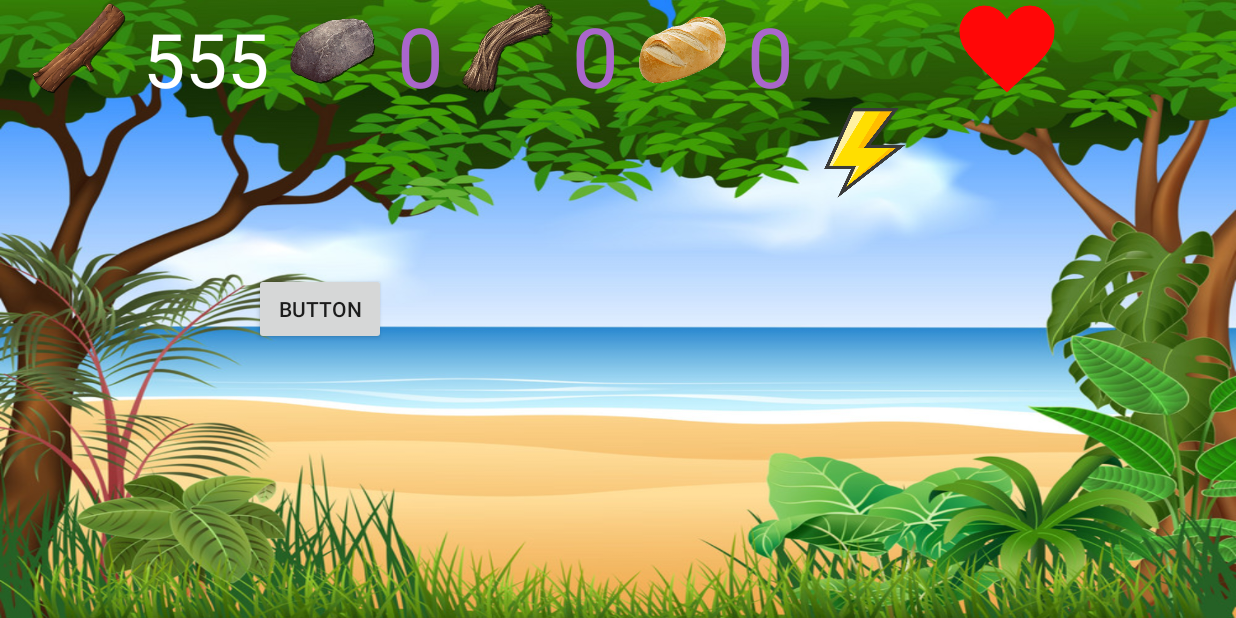
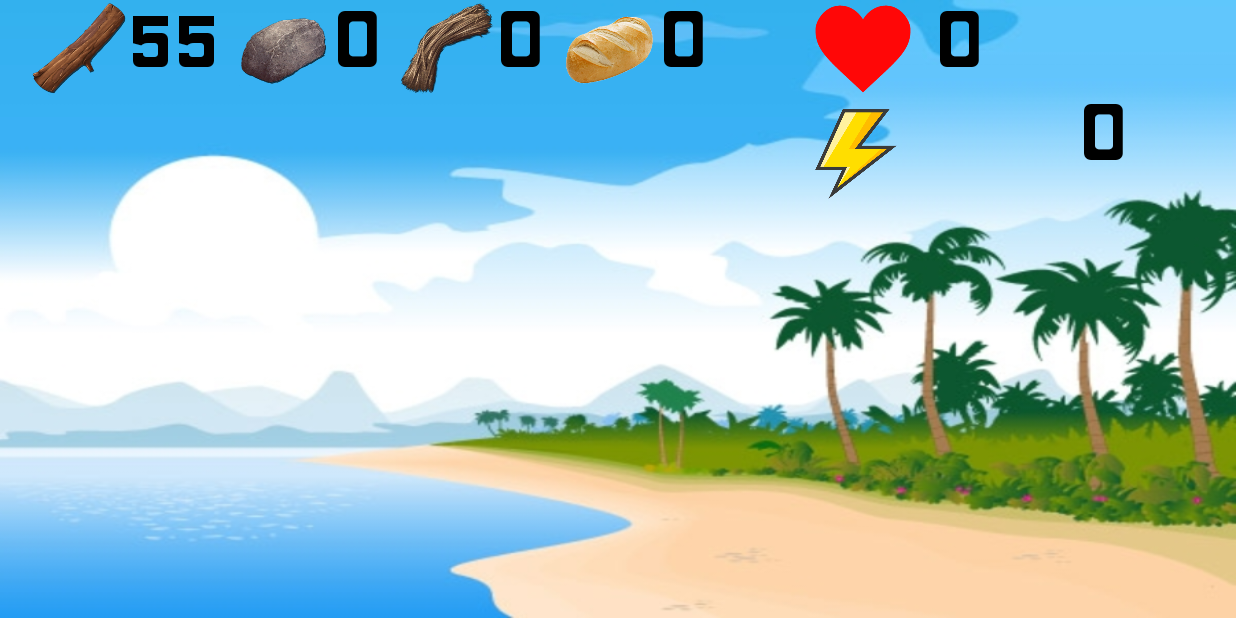
Before and after one commit to luckyluckycool/Island-Survival-Simulator, an Android app: the PlayActivity screen opened directly, with no data from a screen before it, on a phone screen of 824 x 412 dp (held sideways). Run offline under Robolectric (Android 15) with nearby library versions, the phone set to English and light mode, and no system bars.

Commit message:
design = 0.000000075% done

```diff
--- a/myGame/app/src/main/java/luckycoolgames/mygame/PlayActivity.java
+++ b/myGame/app/src/main/java/luckycoolgames/mygame/PlayActivity.java
@@ -20,7 +20,7 @@ public class PlayActivity extends AppCompatActivity {
     protected void onCreate(Bundle savedInstanceState) {
         super.onCreate(savedInstanceState);
         setContentView(R.layout.activity_play);
-        button = findViewById(R.id.button);
+
         wood_text =findViewById(R.id.wood_text);
         stone_text = findViewById(R.id.stone_text);
         fiber_text = findViewById(R.id.fiber_text);
@@ -33,13 +33,6 @@ public class PlayActivity extends AppCompatActivity {
         final Health  health = new Health();
         final Stamina stamina = new Stamina();
 
-button.setOnClickListener(new View.OnClickListener() {
-    @Override
-    public void onClick(View view) {
-        wood.add(55);
-        wood_text.setText(String.valueOf(wood.getWood()));
-    }
-});
 
     }
 }
--- a/myGame/app/src/main/res/layout/activity_main.xml
+++ b/myGame/app/src/main/res/layout/activity_main.xml
@@ -2,24 +2,24 @@
 <RelativeLayout xmlns:android="http://schemas.android.com/apk/res/android"
     android:layout_width="match_parent"
     android:layout_height="match_parent"
-    android:background="@drawable/bg_main"
+    android:background="@drawable/mb_main"
 android:id="@+id/activity_main"
     >
 
     <TextView
 
         android:id="@+id/new_game_button"
-        style="@style/ShadowEffect"
         android:layout_width="match_parent"
         android:layout_height="wrap_content"
         android:layout_alignParentStart="true"
         android:layout_alignParentTop="true"
         android:layout_marginStart="0dp"
-        android:layout_marginTop="38dp"
+        android:layout_marginTop="8dp"
+        android:fontFamily="@font/skulls"
         android:gravity="center_horizontal"
         android:text="New Game"
-        android:textSize="115dp"
-        />
+        android:textColor="#FFF"
+        android:textSize="115dp" />
 
 
 
--- a/myGame/app/src/main/res/layout/activity_play.xml
+++ b/myGame/app/src/main/res/layout/activity_play.xml
@@ -3,8 +3,9 @@
     xmlns:tools="http://schemas.android.com/tools"
     android:layout_width="match_parent"
     android:layout_height="match_parent"
-    android:background="@drawable/bg_play"
+    android:background="@drawable/mb_play"
     tools:context=".PlayActivity">
+
 <LinearLayout
     android:layout_width="match_parent"
     android:layout_height="wrap_content"
@@ -20,9 +21,10 @@ android:layout_marginStart="10dp"
         android:id="@+id/wood_text"
         android:layout_width="wrap_content"
         android:layout_height="wrap_content"
-        android:layout_marginStart="10dp"
-        android:text="555"
-        android:textColor="#FFF"
+
+        android:fontFamily="@font/carre"
+        android:text="55"
+        android:textColor="#000"
         android:textSize="50dp" />
     <ImageView
         android:layout_width="65dp"
@@ -30,12 +32,12 @@ android:layout_marginStart="10dp"
         android:layout_marginStart="10dp"
         android:background="@drawable/stone_icon" />
     <TextView
+        android:fontFamily="@font/carre"
         android:id="@+id/stone_text"
         android:layout_width="wrap_content"
         android:layout_height="wrap_content"
-        android:layout_marginStart="10dp"
         android:text="0"
-        android:textColor="@android:color/holo_purple"
+        android:textColor="#000"
         android:textSize="55dp" />
 
     <ImageView
@@ -45,12 +47,12 @@ android:layout_marginStart="10dp"
         android:background="@drawable/fiber_icon" />
 
     <TextView
+        android:fontFamily="@font/carre"
         android:id="@+id/fiber_text"
         android:layout_width="wrap_content"
         android:layout_height="wrap_content"
-        android:layout_marginStart="10dp"
         android:text="0"
-        android:textColor="@android:color/holo_purple"
+        android:textColor="#000"
         android:textSize="55dp" />
 
     <ImageView
@@ -60,45 +62,60 @@ android:layout_marginStart="10dp"
         android:background="@drawable/food_icon" />
 
     <TextView
+        android:fontFamily="@font/carre"
         android:id="@+id/food_text"
         android:layout_width="wrap_content"
         android:layout_height="wrap_content"
-        android:layout_marginStart="10dp"
         android:text="0"
-        android:textColor="@android:color/holo_purple"
+        android:layout_marginEnd="70dp"
+        android:textColor="#000"
         android:textSize="55dp" />
 
 
 
 
+    <ImageView
+        android:layout_width="65dp"
+        android:layout_height="65dp"
 
+        android:background="@drawable/health_icon" />
+
+    <TextView
+        android:layout_width="wrap_content"
+        android:layout_height="wrap_content"
+        android:layout_marginStart="15dp"
+
+        android:fontFamily="@font/carre"
+        android:textColor="#000"
+
+        android:text="0"
+        android:textSize="55dp" />
 
 </LinearLayout>
 
-    <ImageView
-        android:layout_width="65dp"
-        android:layout_height="65dp"
+
+
+    <TextView
+        android:id="@+id/textView2"
+        android:layout_width="wrap_content"
+        android:layout_height="wrap_content"
         android:layout_alignParentTop="true"
         android:layout_alignParentEnd="true"
-        android:layout_marginTop="0dp"
-        android:layout_marginEnd="120dp"
-        android:background="@drawable/health_icon" />
+        android:layout_marginTop="62dp"
+        android:layout_marginEnd="71dp"
+        android:fontFamily="@font/carre"
+
+        android:text="0"
+        android:textColor="#000"
+        android:textSize="55dp" />
 
     <ImageView
         android:layout_width="65dp"
         android:layout_height="65dp"
         android:layout_alignParentStart="true"
         android:layout_alignParentTop="true"
-        android:layout_marginStart="544dp"
-        android:layout_marginTop="69dp"
+        android:layout_marginStart="538dp"
+        android:layout_marginTop="70dp"
         android:background="@drawable/stamina_icon" />
 
-    <Button
-        android:id="@+id/button"
-        android:layout_width="wrap_content"
-        android:layout_height="wrap_content"
-        android:layout_alignParentStart="true"
-        android:layout_centerVertical="true"
-        android:layout_marginStart="169dp"
-        android:text="Button" />
 </RelativeLayout>
```
Also changed, not shown: myGame/app/src/main/res/drawable/mb_main.jpg (added), myGame/app/src/main/res/drawable/mb_play.jpg (added), myGame/app/src/main/res/font/carre.ttf (added).
